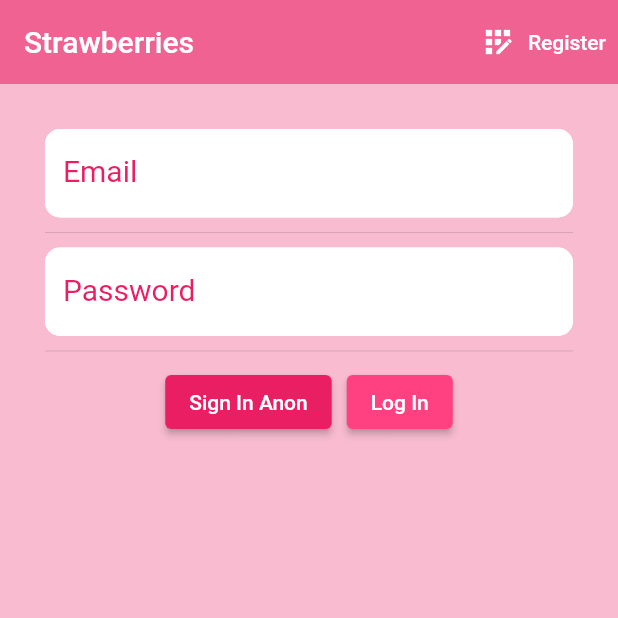
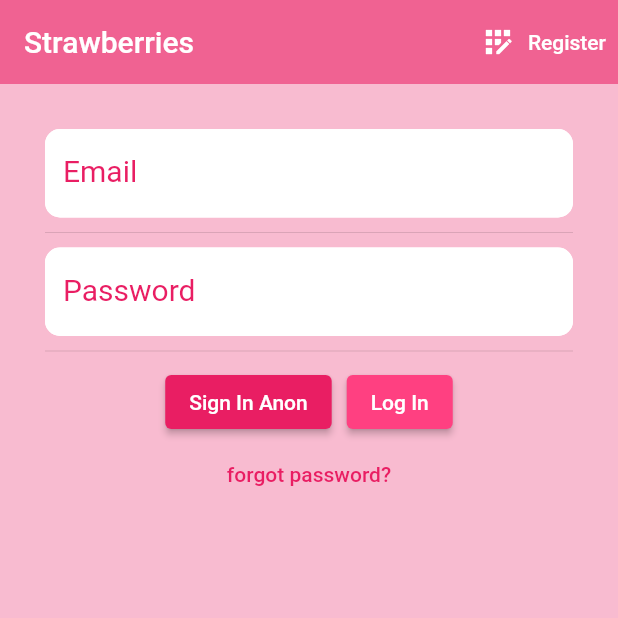
Before and after one commit to Darksister22/firebasetest, a Flutter app: the screen it shows after launch, on a phone screen of 412 x 824 dp, the top half of it. Run offline on Flutter 3.47's test engine with Material 2 defaults, Android fonts, the phone set to English and light mode, and no system bars; our stand-ins replace firebase_auth, firebase_core; accounts and stored records are empty.

Commit message:
added forgot password function

```diff
--- a/lib/Screens/Auth/signin.dart
+++ b/lib/Screens/Auth/signin.dart
@@ -108,6 +108,14 @@ class _SignInState extends State<SignIn> {
                 ),
               ],
             ),
+            TextButton(
+                onPressed: () async {
+                  await _auth.resetPassword(email: email.text);
+                },
+                child: Text(
+                  'forgot password?',
+                  style: TextStyle(color: Colors.pink),
+                ))
           ],
         ),
       ),
--- a/lib/Services/fireauth.dart
+++ b/lib/Services/fireauth.dart
@@ -46,6 +46,11 @@ class AuthService {
     }
   }
 
+  //method for resestting password
+  Future resetPassword({required String email}) async {
+    await _auth.sendPasswordResetEmail(email: email);
+  }
+
   //method for registering with email
   Future registerEmail(String email, String password) async {
     try {
```
